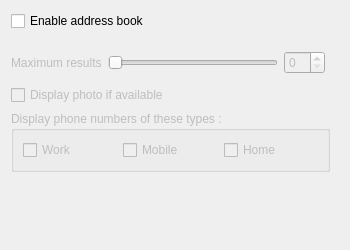
Above: src/conf/dlgaddressbookbase.ui from KDE/ring-kde before the change. Below: the same form after it.
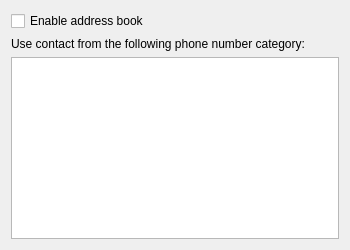
That is the form after the change. Custom widgets are drawn as their Qt base class.

The edit to the form file:
```diff
--- a/src/conf/dlgaddressbookbase.ui
+++ b/src/conf/dlgaddressbookbase.ui
@@ -22,129 +22,27 @@
     </widget>
    </item>
    <item>
-    <widget class="QWidget" name="widget_configAddressBookGeneral" native="true">
-     <property name="enabled">
-      <bool>false</bool>
+    <widget class="QLabel" name="m_pPhonetypeL">
+     <property name="text">
+      <string>Use contact from the following phone number category:</string>
      </property>
-     <layout class="QVBoxLayout" name="verticalLayout_2">
-      <property name="leftMargin">
-       <number>0</number>
-      </property>
-      <item>
-       <widget class="QWidget" name="widget_maxResults" native="true">
-        <layout class="QHBoxLayout" name="horizontalLayout_4">
-         <property name="spacing">
-          <number>-1</number>
-         </property>
-         <property name="leftMargin">
-          <number>0</number>
-         </property>
-         <property name="topMargin">
-          <number>5</number>
-         </property>
-         <property name="rightMargin">
-          <number>5</number>
-         </property>
-         <property name="bottomMargin">
-          <number>5</number>
-         </property>
-         <item>
-          <widget class="QLabel" name="label_maxResults">
-           <property name="text">
-            <string>Maximum results</string>
-           </property>
-           <property name="buddy">
-            <cstring>horizontalSlider_maxResults</cstring>
-           </property>
-          </widget>
-         </item>
-         <item>
-          <widget class="QSlider" name="horizontalSlider_maxResults">
-           <property name="sizePolicy">
-            <sizepolicy hsizetype="Expanding" vsizetype="Fixed">
-             <horstretch>0</horstretch>
-             <verstretch>0</verstretch>
-            </sizepolicy>
-           </property>
-           <property name="minimum">
-            <number>25</number>
-           </property>
-           <property name="maximum">
-            <number>50</number>
-           </property>
-           <property name="orientation">
-            <enum>Qt::Horizontal</enum>
-           </property>
-          </widget>
-         </item>
-         <item>
-          <widget class="KIntSpinBox" name="kcfg_maxResults"/>
-         </item>
-        </layout>
-       </widget>
-      </item>
-      <item>
-       <widget class="QCheckBox" name="kcfg_displayPhoto">
-        <property name="text">
-         <string>Display photo if available</string>
-        </property>
-       </widget>
-      </item>
-      <item>
-       <widget class="QGroupBox" name="groupBox_displayTypes">
-        <property name="title">
-         <string>Display phone numbers of these types :</string>
-        </property>
-        <layout class="QHBoxLayout" name="horizontalLayout_7">
-         <item>
-          <widget class="QCheckBox" name="kcfg_business">
-           <property name="text">
-            <string>Work</string>
-           </property>
-          </widget>
-         </item>
-         <item>
-          <widget class="QCheckBox" name="kcfg_mobile">
-           <property name="text">
-            <string>Mobile</string>
-           </property>
-          </widget>
-         </item>
-         <item>
-          <widget class="QCheckBox" name="kcfg_home">
-           <property name="text">
-            <string>Home</string>
-           </property>
-          </widget>
-         </item>
-        </layout>
-       </widget>
-      </item>
-     </layout>
     </widget>
    </item>
    <item>
-    <spacer name="verticalSpacer_configAddressBook">
-     <property name="orientation">
-      <enum>Qt::Vertical</enum>
+    <widget class="QListWidget" name="m_pPhoneTypeList">
+     <property name="editTriggers">
+      <set>QAbstractItemView::NoEditTriggers</set>
      </property>
-     <property name="sizeHint" stdset="0">
-      <size>
-       <width>20</width>
-       <height>72</height>
-      </size>
+     <property name="selectionMode">
+      <enum>QAbstractItemView::SingleSelection</enum>
      </property>
-    </spacer>
+     <property name="sortingEnabled">
+      <bool>true</bool>
+     </property>
+    </widget>
    </item>
   </layout>
  </widget>
- <customwidgets>
-  <customwidget>
-   <class>KIntSpinBox</class>
-   <extends>QSpinBox</extends>
-   <header>knuminput.h</header>
-  </customwidget>
- </customwidgets>
  <resources/>
  <connections>
   <connection>
```
Left out of the diff: 51 changed lines with no effect on the pictures.
